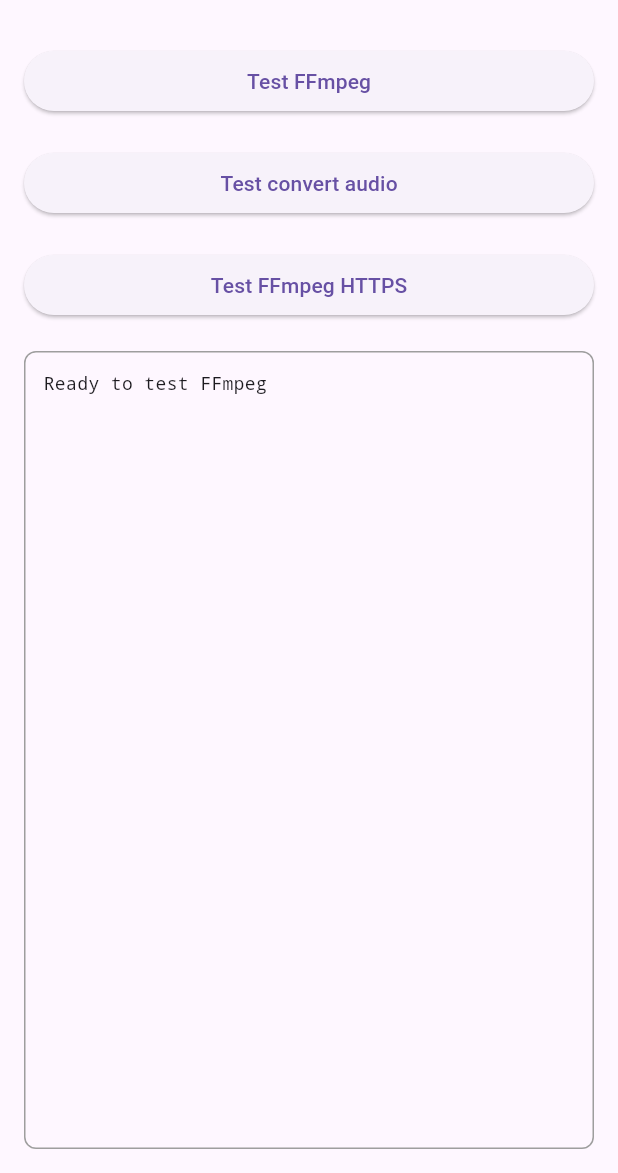
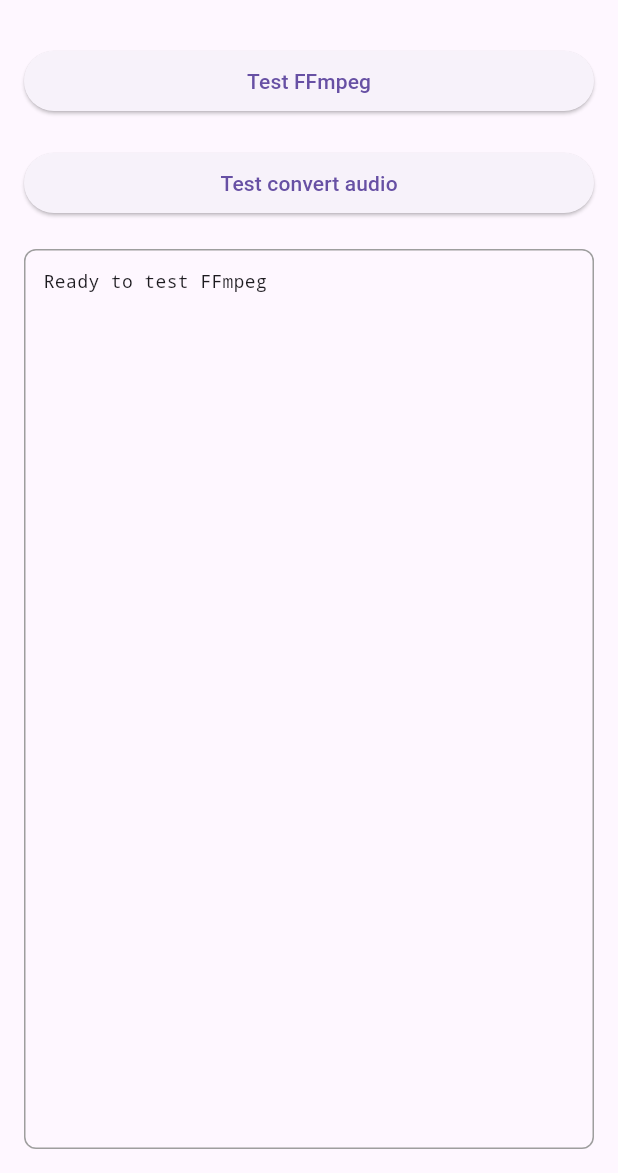
Before and after one commit to tulioccalazans/ffmpeg-kit-https-flutter, a Flutter app: the screen it shows after launch, on a phone screen of 412 x 824 dp, the part 63-1236 px from its top. Run offline on Flutter 3.47's test engine with Material 3 defaults, Android fonts, the phone set to English and light mode, and no system bars; missing offline and left inert: ffmpeg_kit_flutter_platform_interface, ffmpeg_kit_https_flutter.

Commit message:
update example demo

```diff
--- a/example/lib/main.dart
+++ b/example/lib/main.dart
@@ -71,22 +71,6 @@
     }
   }
 
-  Future<void> testHttps() async {
-    final session = await FFmpegKit.execute('-protocols');
-    final returnCode = await session.getReturnCode();
-    final output = await session.getAllLogsAsString();
-
-    if (ReturnCode.isSuccess(returnCode)) {
-      if (output?.contains('https') ?? false) {
-        print('✅ FFmpeg 支持 HTTPS 协议');
-      } else {
-        print('❌ FFmpeg 不支持 HTTPS 协议');
-      }
-    } else {
-      print('❌ FFmpeg 命令执行失败，错误码：$returnCode');
-    }
-  }
-
   @override
   Widget build(BuildContext context) {
     return Scaffold(
@@ -108,13 +92,6 @@
                 Navigator.push(context, MaterialPageRoute(builder: (context) => const FfmpegConvertPage()));
               },
               child: const Text('Test convert audio'),
-            ),
-            const SizedBox(height: 20),
-            ElevatedButton(
-              onPressed: () {
-                Navigator.push(context, MaterialPageRoute(builder: (context) => const FfmpegHttpsPage()));
-              },
-              child: const Text('Test FFmpeg HTTPS'),
             ),
             const SizedBox(height: 20),
             Expanded(
```
Also changed, not shown: 1 other file.
